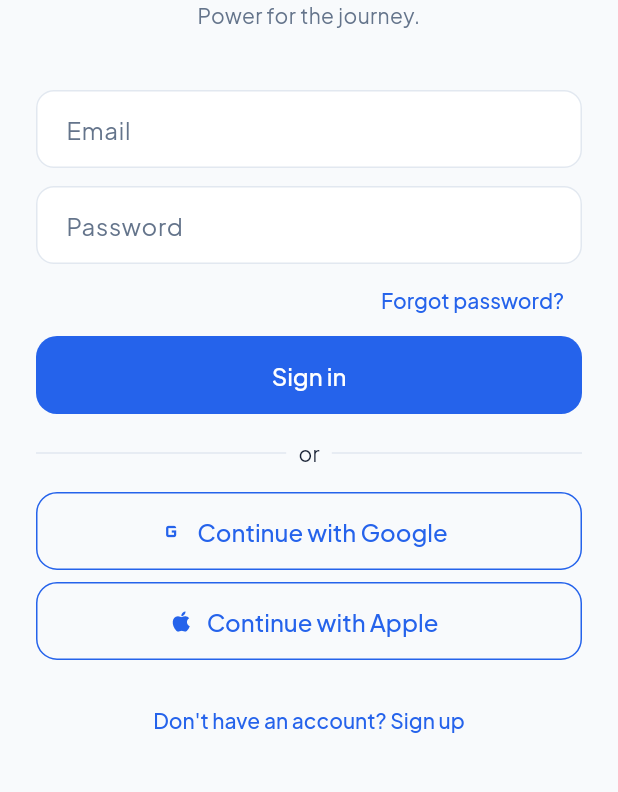
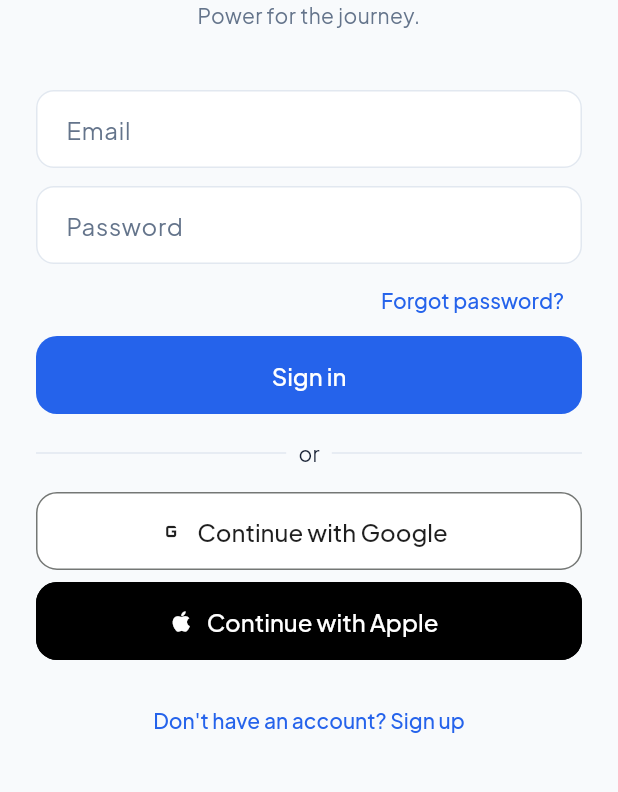
Before and after one commit to sabdho-cathur-kuncoro/nara, a Flutter app: the screen it shows after launch, on a phone screen of 412 x 824 dp, the part 270-1062 px from its top. Run offline on Flutter 3.47's test engine with Material 3 defaults, Android fonts, the phone set to English and light mode, and no system bars; our stand-ins replace flutter_map, latlong2, material_ui.

Commit message:
style: use brand colors for Google and Apple login buttons
Co-Authored-By: Claude Opus 5.5 <noreply@anthropic.com>

```diff
--- a/lib/features/auth/login_page.dart
+++ b/lib/features/auth/login_page.dart
@@ -91,12 +91,24 @@ class _LoginPageState extends State<LoginPage> {
             const SizedBox(height: 16),
             OutlinedButton.icon(
               onPressed: () => guard(context, auth.loginWithGoogle),
+              // Brand colors per Google sign-in guidelines, not app theme.
+              style: OutlinedButton.styleFrom(
+                backgroundColor: Colors.white,
+                foregroundColor: const Color(0xFF1F1F1F),
+                side: const BorderSide(color: Color(0xFF747775)),
+              ),
               icon: const Icon(Icons.g_mobiledata),
               label: const Text('Continue with Google'),
             ),
             const SizedBox(height: 8),
             OutlinedButton.icon(
               onPressed: () => guard(context, auth.loginWithApple),
+              // Brand colors per Apple sign-in guidelines, not app theme.
+              style: OutlinedButton.styleFrom(
+                backgroundColor: Colors.black,
+                foregroundColor: Colors.white,
+                side: const BorderSide(color: Colors.black),
+              ),
               icon: const Icon(Icons.apple),
               label: const Text('Continue with Apple'),
             ),
```
